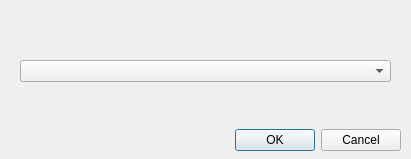
Qt form src/Plugin/QRES/resilient_iso_dialog_base.ui (l90011/QRes) before a commit.
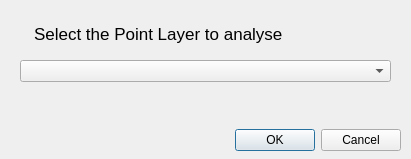
The same form after that commit.

Commit message: minor interface mods

Patch:
```diff
--- a/src/Plugin/QRES/resilient_iso_dialog_base.ui
+++ b/src/Plugin/QRES/resilient_iso_dialog_base.ui
@@ -42,6 +42,30 @@
     <bool>false</bool>
    </property>
   </widget>
+  <widget class="QTextBrowser" name="textBrowser">
+   <property name="geometry">
+    <rect>
+     <x>30</x>
+     <y>20</y>
+     <width>351</width>
+     <height>31</height>
+    </rect>
+   </property>
+   <property name="autoFillBackground">
+    <bool>false</bool>
+   </property>
+   <property name="styleSheet">
+    <string notr="true">background-color: transparent;
+border: none;</string>
+   </property>
+   <property name="html">
+    <string>&lt;!DOCTYPE HTML PUBLIC &quot;-//W3C//DTD HTML 4.0//EN&quot; &quot;http://www.w3.org/TR/REC-html40/strict.dtd&quot;&gt;
+&lt;html&gt;&lt;head&gt;&lt;meta name=&quot;qrichtext&quot; content=&quot;1&quot; /&gt;&lt;style type=&quot;text/css&quot;&gt;
+p, li { white-space: pre-wrap; }
+&lt;/style&gt;&lt;/head&gt;&lt;body style=&quot; font-family:'.AppleSystemUIFont'; font-size:13pt; font-weight:400; font-style:normal;&quot;&gt;
+&lt;p style=&quot; margin-top:0px; margin-bottom:0px; margin-left:0px; margin-right:0px; -qt-block-indent:0; text-indent:0px;&quot;&gt;Select the Point Layer to analyse&lt;/p&gt;&lt;/body&gt;&lt;/html&gt;</string>
+   </property>
+  </widget>
  </widget>
  <resources/>
  <connections>
```
The commit also changes 3 other files.
